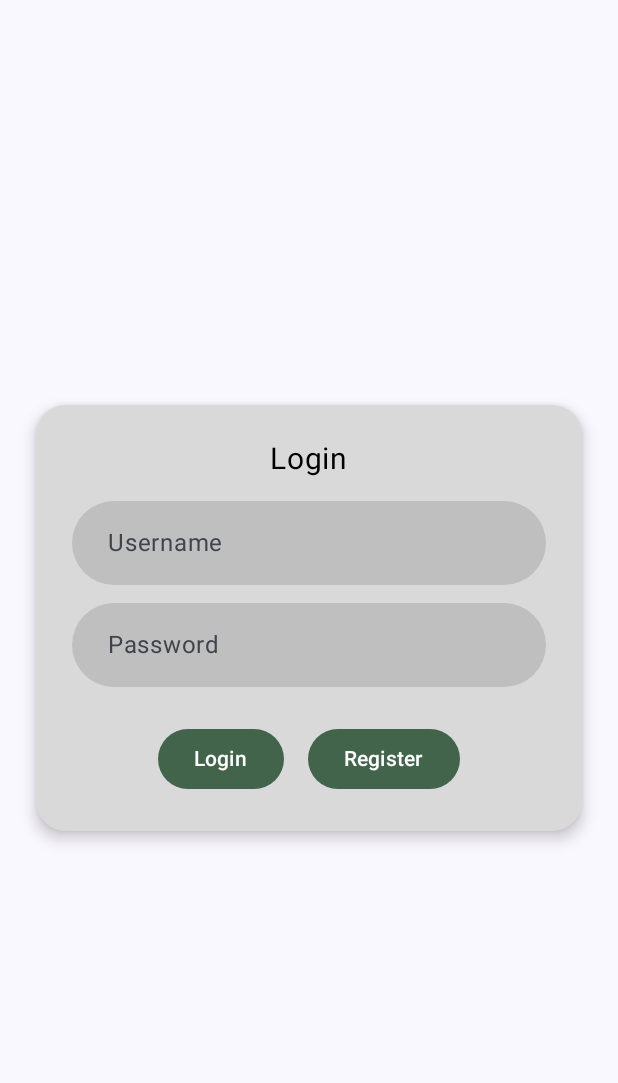
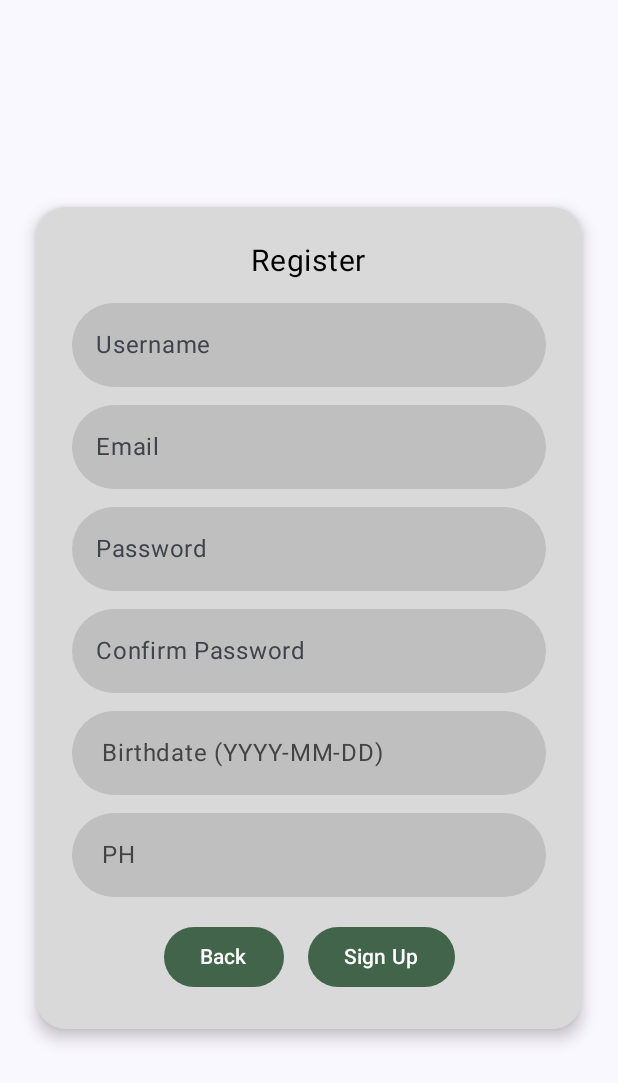
Before and after one commit to JustinCarlVijar/IT342_Task-Bounty, an Android app built with Jetpack Compose: the LoginScreen screen opened through its navigation route, after a tap on "Register", on a phone screen of 412 x 824 dp. Shown: the top 1083 px of the screen. Run offline under Robolectric (Android 15) with nearby library versions, the phone set to English and light mode, and no system bars.

Commit message:
Mobile Login-Register

```diff
--- a/frontend-mobile/app/src/main/java/com/example/bountymobile/Login.kt
+++ b/frontend-mobile/app/src/main/java/com/example/bountymobile/Login.kt
@@ -1,5 +1,6 @@
 package com.example.bountymobile
 
+import android.widget.Toast
 import androidx.compose.foundation.background
 import androidx.compose.foundation.layout.*
 import androidx.compose.foundation.shape.CircleShape
@@ -9,14 +10,26 @@ import androidx.compose.runtime.*
 import androidx.compose.ui.Alignment
 import androidx.compose.ui.Modifier
 import androidx.compose.ui.graphics.Color
+import androidx.compose.ui.platform.LocalContext
 import androidx.compose.ui.text.input.PasswordVisualTransformation
 import androidx.compose.ui.unit.dp
 import androidx.compose.ui.unit.sp
+import com.example.bountymobile.api.RetrofitClient
+import com.example.bountymobile.model.LoginRequest
+import kotlinx.coroutines.Dispatchers
+import kotlinx.coroutines.launch
+import kotlinx.coroutines.withContext
 
 @Composable
-fun LoginScreen() {
-    var username by remember { mutableStateOf("") }
+fun LoginScreen(
+    onRegisterClick: () -> Unit,
+    onLoginSuccess: () -> Unit
+) {
+    var identifier by remember { mutableStateOf("") }
     var password by remember { mutableStateOf("") }
+
+    val context = LocalContext.current
+    val scope = rememberCoroutineScope()
 
     Box(
         modifier = Modifier
@@ -31,22 +44,16 @@ fun LoginScreen() {
             colors = CardDefaults.cardColors(containerColor = Color(0xFFD9D9D9))
         ) {
             Column(
-                modifier = Modifier
-                    .padding(24.dp),
+                modifier = Modifier.padding(24.dp),
                 horizontalAlignment = Alignment.CenterHorizontally
             ) {
-                Text(
-                    text = "Login",
-                    fontSize = 20.sp,
-                    color = Color.Black
-                )
-
+                Text("Login", fontSize = 20.sp, color = Color.Black)
                 Spacer(modifier = Modifier.height(16.dp))
 
                 OutlinedTextField(
-                    value = username,
-                    onValueChange = { username = it },
-                    placeholder = { Text("Username") },
+                    value = identifier,
+                    onValueChange = { identifier = it },
+                    placeholder = { Text("Username or Email") },
                     modifier = Modifier
                         .fillMaxWidth()
                         .background(Color(0xFFBFBFBF), RoundedCornerShape(50))
@@ -84,11 +91,39 @@ fun LoginScreen() {
 
                 Spacer(modifier = Modifier.height(24.dp))
 
-                Row(
-                    horizontalArrangement = Arrangement.spacedBy(16.dp)
-                ) {
+                Row(horizontalArrangement = Arrangement.spacedBy(16.dp)) {
                     Button(
-                        onClick = { /* TODO: Handle login */ },
+                        onClick = {
+                            if (identifier.isBlank() || password.isBlank()) {
+                                Toast.makeText(context, "All fields are required.", Toast.LENGTH_SHORT).show()
+                                return@Button
+                            }
+
+                            val request = LoginRequest(identifier, password)
+
+                            scope.launch(Dispatchers.IO) {
+                                try {
+                                    val response = RetrofitClient.instance.login(request)
+                                    withContext(Dispatchers.Main) {
+                                        if (response.isSuccessful && response.body()?.status == "success") {
+                                            val cookie = response.headers()["Set-Cookie"]
+                                            val jwtToken = cookie?.substringAfter("jwt=")?.substringBefore(";") ?: ""
+
+                                            // Store jwtToken if needed (DataStore, SharedPrefs, etc.)
+
+                                            Toast.makeText(context, "Login successful!", Toast.LENGTH_SHORT).show()
+                                            onLoginSuccess()
+                                        } else {
+                                            Toast.makeText(context, response.body()?.message ?: "Login failed", Toast.LENGTH_SHORT).show()
+                                        }
+                                    }
+                                } catch (e: Exception) {
+                                    withContext(Dispatchers.Main) {
+                                        Toast.makeText(context, "Error: ${e.message}", Toast.LENGTH_LONG).show()
+                                    }
+                                }
+                            }
+                        },
                         shape = CircleShape,
                         colors = ButtonDefaults.buttonColors(containerColor = Color(0xFF41644A))
                     ) {
@@ -96,7 +131,7 @@ fun LoginScreen() {
                     }
 
                     Button(
-                        onClick = { /* TODO: Navigate to register */ },
+                        onClick = onRegisterClick,
                         shape = CircleShape,
                         colors = ButtonDefaults.buttonColors(containerColor = Color(0xFF41644A))
                     ) {
--- a/frontend-mobile/app/src/main/java/com/example/bountymobile/MainActivity.kt
+++ b/frontend-mobile/app/src/main/java/com/example/bountymobile/MainActivity.kt
@@ -13,9 +13,11 @@ import androidx.compose.ui.graphics.Color
 import androidx.compose.ui.tooling.preview.Preview
 import androidx.compose.ui.unit.dp
 import androidx.navigation.NavHostController
+import androidx.navigation.NavType
 import androidx.navigation.compose.NavHost
 import androidx.navigation.compose.composable
 import androidx.navigation.compose.rememberNavController
+import androidx.navigation.navArgument
 import com.example.bountymobile.ui.theme.BountyMobileTheme
 
 class MainActivity : ComponentActivity() {
@@ -49,7 +51,37 @@ fun NavigationGraph(navController: NavHostController, modifier: Modifier = Modif
             )
         }
         composable("login") {
-            LoginScreen()
+            LoginScreen(
+                onRegisterClick = { navController.navigate("register") },
+                onLoginSuccess = { navController.navigate("main") }
+            )
+        }
+        composable("register") {
+            RegisterScreen(
+                onBackClick = { navController.popBackStack() },
+                onRegisterSuccess = { username, jwtToken ->
+                    navController.navigate("verify?username=$username&jwtToken=$jwtToken") {
+                        popUpTo("register") { inclusive = true }
+                    }
+                }
+            )
+        }
+        composable(
+            "verify?username={username}&jwtToken={jwtToken}",
+            arguments = listOf(
+                navArgument("username") { defaultValue = "" },
+                navArgument("jwtToken") { defaultValue = "" }
+            )
+        ) { backStackEntry ->
+            val username = backStackEntry.arguments?.getString("username") ?: ""
+            val jwtToken = backStackEntry.arguments?.getString("jwtToken") ?: ""
+            Verify(navController = navController, username = username, jwtToken = jwtToken)
+        }
+        composable("main") {
+            MainScreen(navController = navController)
+        }
+        composable("profile") {
+            Profile(navController = navController)
         }
     }
 }
@@ -65,7 +97,6 @@ fun WelcomeScreen(onEnterClick: () -> Unit, modifier: Modifier = Modifier) {
                 .fillMaxSize()
                 .padding(32.dp)
         ) {
-            // Title near top
             Column(
                 modifier = Modifier
                     .align(Alignment.TopCenter)
@@ -93,7 +124,6 @@ fun WelcomeScreen(onEnterClick: () -> Unit, modifier: Modifier = Modifier) {
                 }
             }
 
-            // Button centered vertically
             Button(
                 onClick = onEnterClick,
                 modifier = Modifier
--- /dev/null
+++ b/frontend-mobile/app/src/main/java/com/example/bountymobile/Register.kt
@@ -0,0 +1,226 @@
+package com.example.bountymobile
+
+import android.app.DatePickerDialog
+import android.widget.Toast
+import androidx.compose.foundation.background
+import androidx.compose.foundation.clickable
+import androidx.compose.foundation.layout.*
+import androidx.compose.foundation.shape.CircleShape
+import androidx.compose.foundation.shape.RoundedCornerShape
+import androidx.compose.material3.*
+import androidx.compose.runtime.*
+import androidx.compose.ui.Alignment
+import androidx.compose.ui.Modifier
+import androidx.compose.ui.graphics.Color
+import androidx.compose.ui.platform.LocalContext
+import androidx.compose.ui.text.input.PasswordVisualTransformation
+import androidx.compose.ui.text.input.VisualTransformation
+import androidx.compose.ui.unit.dp
+import androidx.compose.ui.unit.sp
+import com.example.bountymobile.api.RetrofitClient
+import com.example.bountymobile.model.RegisterRequest
+import kotlinx.coroutines.*
+import java.util.*
+
+@Composable
+fun RegisterScreen(
+    onBackClick: () -> Unit,
+    onRegisterSuccess: (username: String, jwtToken: String) -> Unit
+) {
+    val context = LocalContext.current
+    val scope = rememberCoroutineScope()
+
+    var username by remember { mutableStateOf("") }
+    var email by remember { mutableStateOf("") }
+    var password by remember { mutableStateOf("") }
+    var confirmPassword by remember { mutableStateOf("") }
+    var birthDate by remember { mutableStateOf("") }
+    var showDatePicker by remember { mutableStateOf(false) }
+    var countryCode by remember { mutableStateOf("PH") }
+    val countryList = listOf("PH", "US", "UK", "JP", "KR")
+    var expanded by remember { mutableStateOf(false) }
+
+    if (showDatePicker) {
+        val calendar = Calendar.getInstance()
+        DatePickerDialog(
+            context,
+            { _, year, month, day ->
+                birthDate = "$year-${"%02d".format(month + 1)}-${"%02d".format(day)}"
+                showDatePicker = false
+            },
+            calendar.get(Calendar.YEAR),
+            calendar.get(Calendar.MONTH),
+            calendar.get(Calendar.DAY_OF_MONTH)
+        ).show()
+    }
+
+    Box(
+        modifier = Modifier
+            .fillMaxSize()
+            .padding(24.dp),
+        contentAlignment = Alignment.Center
+    ) {
+        Card(
+            modifier = Modifier.fillMaxWidth(),
+            shape = RoundedCornerShape(20.dp),
+            elevation = CardDefaults.cardElevation(defaultElevation = 6.dp),
+            colors = CardDefaults.cardColors(containerColor = Color(0xFFD9D9D9))
+        ) {
+            Column(
+                modifier = Modifier.padding(24.dp),
+                horizontalAlignment = Alignment.CenterHorizontally
+            ) {
+                Text("Register", fontSize = 20.sp, color = Color.Black)
+                Spacer(modifier = Modifier.height(16.dp))
+
+                listOf(
+                    "Username" to username,
+                    "Email" to email,
+                    "Password" to password,
+                    "Confirm Password" to confirmPassword
+                ).forEachIndexed { index, (label, value) ->
+                    OutlinedTextField(
+                        value = value,
+                        onValueChange = {
+                            when (index) {
+                                0 -> username = it
+                                1 -> email = it
+                                2 -> password = it
+                                3 -> confirmPassword = it
+                            }
+                        },
+                        placeholder = { Text(label) },
+                        visualTransformation = if (index >= 2) PasswordVisualTransformation() else VisualTransformation.None,
+                        modifier = Modifier
+                            .fillMaxWidth()
+                            .background(Color(0xFFBFBFBF), RoundedCornerShape(50)),
+                        shape = RoundedCornerShape(50),
+                        colors = OutlinedTextFieldDefaults.colors(
+                            unfocusedContainerColor = Color.Transparent,
+                            focusedContainerColor = Color.Transparent,
+                            unfocusedBorderColor = Color.Transparent,
+                            focusedBorderColor = Color.Transparent,
+                            cursorColor = Color.Black
+                        )
+                    )
+                    Spacer(modifier = Modifier.height(12.dp))
+                }
+
+                Box(
+                    modifier = Modifier
+                        .fillMaxWidth()
+                        .background(Color(0xFFBFBFBF), RoundedCornerShape(50))
+                        .clickable { showDatePicker = true }
+                        .padding(vertical = 16.dp, horizontal = 20.dp)
+                ) {
+                    Text(
+                        text = if (birthDate.isNotBlank()) birthDate else "Birthdate (YYYY-MM-DD)",
+                        color = Color.DarkGray
+                    )
+                }
+
+                Spacer(modifier = Modifier.height(12.dp))
+
+                Box(
+                    modifier = Modifier
+                        .fillMaxWidth()
+                        .wrapContentSize(Alignment.TopStart)
+                ) {
+                    Box(
+                        modifier = Modifier
+                            .fillMaxWidth()
+                            .background(Color(0xFFBFBFBF), RoundedCornerShape(50))
+                            .clickable { expanded = true }
+                            .padding(vertical = 16.dp, horizontal = 20.dp)
+                    ) {
+                        Text(text = countryCode, color = Color.DarkGray)
+                    }
+
+                    DropdownMenu(
+                        expanded = expanded,
+                        onDismissRequest = { expanded = false },
+                        modifier = Modifier
+                            .fillMaxWidth()
+                            .background(Color.White)
+                    ) {
+                        countryList.forEach { code ->
+                            DropdownMenuItem(
+                                text = { Text(code) },
+                                onClick = {
+                                    countryCode = code
+                                    expanded = false
+                                }
+                            )
+                        }
+                    }
+                }
+
+                Spacer(modifier = Modifier.height(16.dp))
+
+                Row(horizontalArrangement = Arrangement.spacedBy(16.dp)) {
+                    Button(
+                        onClick = onBackClick,
+                        shape = CircleShape,
+                        colors = ButtonDefaults.buttonColors(containerColor = Color(0xFF41644A))
+                    ) {
+                        Text("Back", color = Color.White)
+                    }
+
+                    Button(
+                        onClick = {
+                            if (username.isBlank() || email.isBlank() || password.isBlank() ||
+                                confirmPassword.isBlank() || birthDate.isBlank()
+                            ) {
+                                Toast.makeText(context, "All fields are required.", Toast.LENGTH_SHORT).show()
+                                return@Button
+                            }
+
+                            if (password != confirmPassword) {
+                                Toast.makeText(context, "Passwords do not match.", Toast.LENGTH_SHORT).show()
+                                return@Button
+                            }
+
+                            val request = RegisterRequest(
+                                username = username,
+                                email = email,
+                                password = password,
+                                birthDate = birthDate,
+                                countryCode = countryCode
+                            )
+
+                            scope.launch(Dispatchers.IO) {
+                                try {
+                                    val response = RetrofitClient.instance.register(request)
+                                    val token = response.headers()["Set-Cookie"]?.substringBefore(";")?.removePrefix("jwt=") ?: ""
+
+                                    withContext(Dispatchers.Main) {
+                                        if (response.isSuccessful && response.body()?.status == "success") {
+                                            Toast.makeText(context, "Registered successfully! Please verify your email.", Toast.LENGTH_SHORT).show()
+                                            onRegisterSuccess(username, token)
+                                        } else {
+                                            val errorMsg = response.errorBody()?.string()
+                                            if (errorMsg?.contains("not verified") == true) {
+                                                Toast.makeText(context, "A new verification code was sent to your email.", Toast.LENGTH_SHORT).show()
+                                                onRegisterSuccess(username, token)
+                                            } else {
+                                                Toast.makeText(context, response.body()?.message ?: "Registration failed", Toast.LENGTH_SHORT).show()
+                                            }
+                                        }
+                                    }
+                                } catch (e: Exception) {
+                                    withContext(Dispatchers.Main) {
+                                        Toast.makeText(context, "Error: ${e.message}", Toast.LENGTH_LONG).show()
+                                    }
+                                }
+                            }
+                        },
+                        shape = CircleShape,
+                        colors = ButtonDefaults.buttonColors(containerColor = Color(0xFF41644A))
+                    ) {
+                        Text("Sign Up", color = Color.White)
+                    }
+                }
+            }
+        }
+    }
+}
--- /dev/null
+++ b/frontend-mobile/app/src/main/java/com/example/bountymobile/model/LoginRequest.kt
@@ -0,0 +1,6 @@
+package com.example.bountymobile.model
+
+data class LoginRequest(
+    val identifier: String,
+    val password: String
+)
```
Also changed, not shown: frontend-mobile/app/build.gradle.kts (+20 -2 lines), frontend-mobile/app/src/main/AndroidManifest.xml (+5 -2 lines), frontend-mobile/app/src/main/java/com/example/bountymobile/Main.kt (added, +66 -0 lines), frontend-mobile/app/src/main/java/com/example/bountymobile/Profile.kt (added, +74 -0 lines), frontend-mobile/app/src/main/java/com/example/bountymobile/Verify.kt (added, +136 -0 lines), frontend-mobile/app/src/main/java/com/example/bountymobile/api/AuthApi.kt (added, +32 -0 lines), frontend-mobile/app/src/main/java/com/example/bountymobile/api/RetrofitClient.kt (added, +14 -0 lines), frontend-mobile/app/src/main/java/com/example/bountymobile/model/AuthResponse.kt (added, +16 -0 lines), frontend-mobile/app/src/main/java/com/example/bountymobile/model/RegisterRequest.kt (added, +9 -0 lines), frontend-mobile/gradle/libs.versions.toml (+14 -0 lines).
